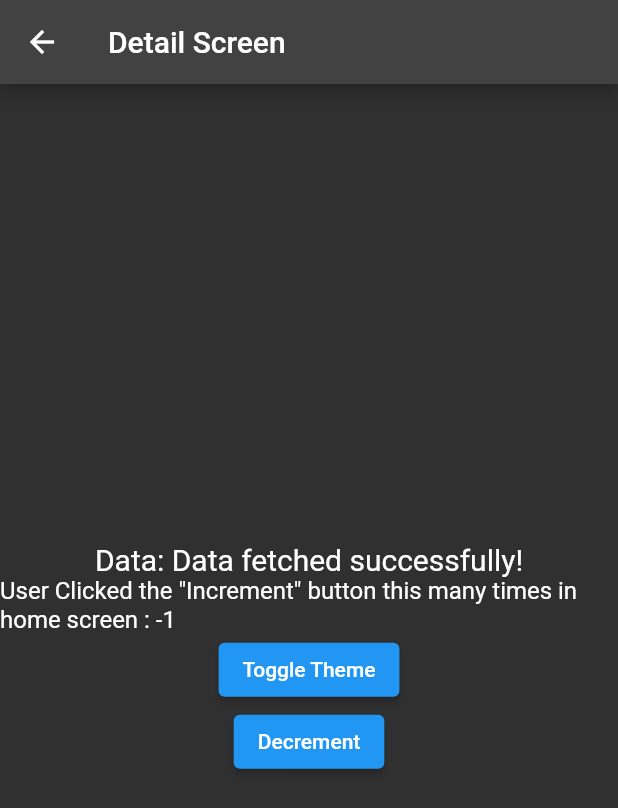
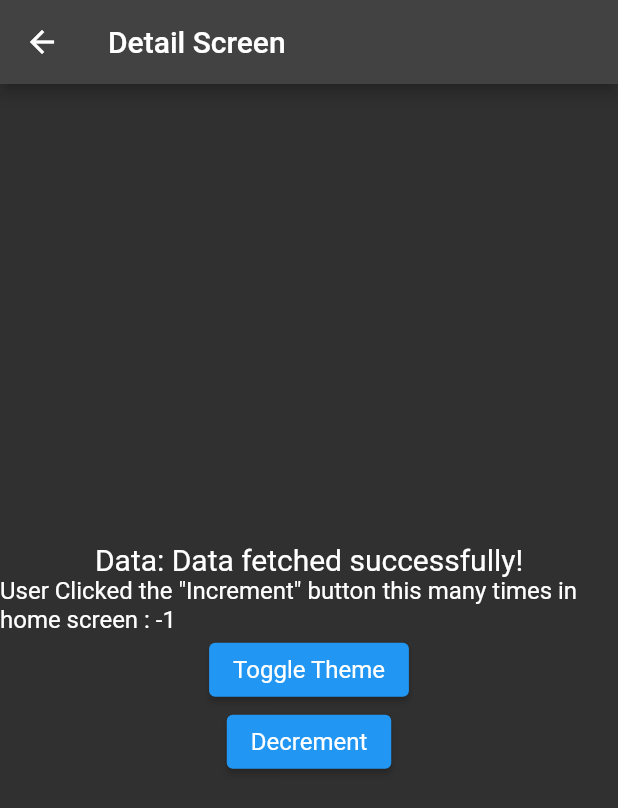
Before and after one commit to VishnuNV-msil/providersample, a Flutter app: the DetailScreen screen opened by its route, after a tap on "Toggle Theme", after a tap on "Decrement", on a phone screen of 412 x 824 dp. Shown: the top 808 px of the screen. Run offline on Flutter 3.47's test engine with Material 2 defaults, Android fonts, the phone set to English and light mode, and no system bars.

Commit message:
rebuilding whole widget tree issue fixed on increment

```diff
--- a/lib/Screens/details_screen.dart
+++ b/lib/Screens/details_screen.dart
@@ -10,8 +10,6 @@ class DetailScreen extends StatelessWidget {
 
   @override
   Widget build(BuildContext context) {
-    final counter = Provider.of<Counter>(context);
-    final themeNotifier = Provider.of<ThemeNotifier>(context);
     final futureNotifier = Provider.of<FutureNotifier>(context);
     return Scaffold(
       appBar: AppBar(
@@ -27,21 +25,28 @@ class DetailScreen extends StatelessWidget {
                     'Data: ${futureNotifier.data}',
                     style: TextStyle(fontSize: 20),
                   ),
-            Text(
-              'User Clicked the "Increment" button this many times in home screen : ${counter.getCount()}',
-              style: TextStyle(fontSize: 16),
+            Consumer<Counter>(builder: (context, counter, child) {
+              return Text(
+                'User Clicked the "Increment" button this many times in home screen : ${counter.Count}',
+              style: Theme.of(context).textTheme.titleMedium,
+              );
+            }),
+            ElevatedButton(
+              onPressed: () {
+                Provider.of<ThemeNotifier>(context, listen: false)
+                    .toggleTheme();
+              },
+              child: Text('Toggle Theme',
+              style: Theme.of(context).textTheme.titleMedium,
+              ),
             ),
             ElevatedButton(
               onPressed: () {
-                themeNotifier.toggleTheme();
+                Provider.of<Counter>(context, listen: false).decrement();
               },
-              child: Text('Toggle Theme'),
-            ),
-            ElevatedButton(
-              onPressed: () {
-                counter.decrement();
-              },
-              child: Text('Decrement'),
+              child: Text('Decrement',
+              style: Theme.of(context).textTheme.titleMedium,
+              ),
             ),
           ],
         ),
--- a/lib/main.dart
+++ b/lib/main.dart
@@ -46,9 +46,6 @@ class MyApp extends StatelessWidget {
 class HomePage extends StatelessWidget {
   @override
   Widget build(BuildContext context) {
-    final counter = Provider.of<Counter>(context);
-    final themeNotifier = Provider.of<ThemeNotifier>(context);
-
     return Scaffold(
       appBar: AppBar(
         title: Text('Providers Sample App'),
@@ -57,27 +54,36 @@ class HomePage extends StatelessWidget {
         child: Column(
           mainAxisAlignment: MainAxisAlignment.center,
           children: <Widget>[
-            Text(
-              'Counter: ${counter.getCount()}',
-              style: TextStyle(fontSize: 20),
+            Consumer<Counter>(builder: (context, counter, child) {
+              return Text(
+                '${counter.Count}',
+                style: Theme.of(context).textTheme.titleMedium,
+              );
+            }),
+            ElevatedButton(
+              onPressed: () {
+                Provider.of<Counter>(context, listen: false).increment();
+              },
+              child: Text('Increment',
+              style: Theme.of(context).textTheme.titleMedium,
+              ),
             ),
             ElevatedButton(
               onPressed: () {
-                counter.increment();
+                Provider.of<ThemeNotifier>(context, listen: false)
+                    .toggleTheme();
               },
-              child: Text('Increment'),
-            ),
-            ElevatedButton(
-              onPressed: () {
-                themeNotifier.toggleTheme();
-              },
-              child: Text('Toggle Theme'),
+              child: Text('Toggle Theme',
+              style: Theme.of(context).textTheme.titleMedium,
+              ),
             ),
             ElevatedButton(
               onPressed: () {
                 Navigator.pushNamed(context, DetailScreen.routeName);
               },
-              child: Text('Next Screen'),
+              child: Text('Next Screen',
+              style: Theme.of(context).textTheme.titleMedium,
+              ),
             ),
           ],
         ),
--- a/lib/provider/counter_provider.dart
+++ b/lib/provider/counter_provider.dart
@@ -4,7 +4,7 @@ import 'package:provider/provider.dart';
 class Counter with ChangeNotifier {
   int _count = 0;
 
-  int getCount() => _count;
+  int get Count => _count;
 
   void increment() {
     _count++;
```
